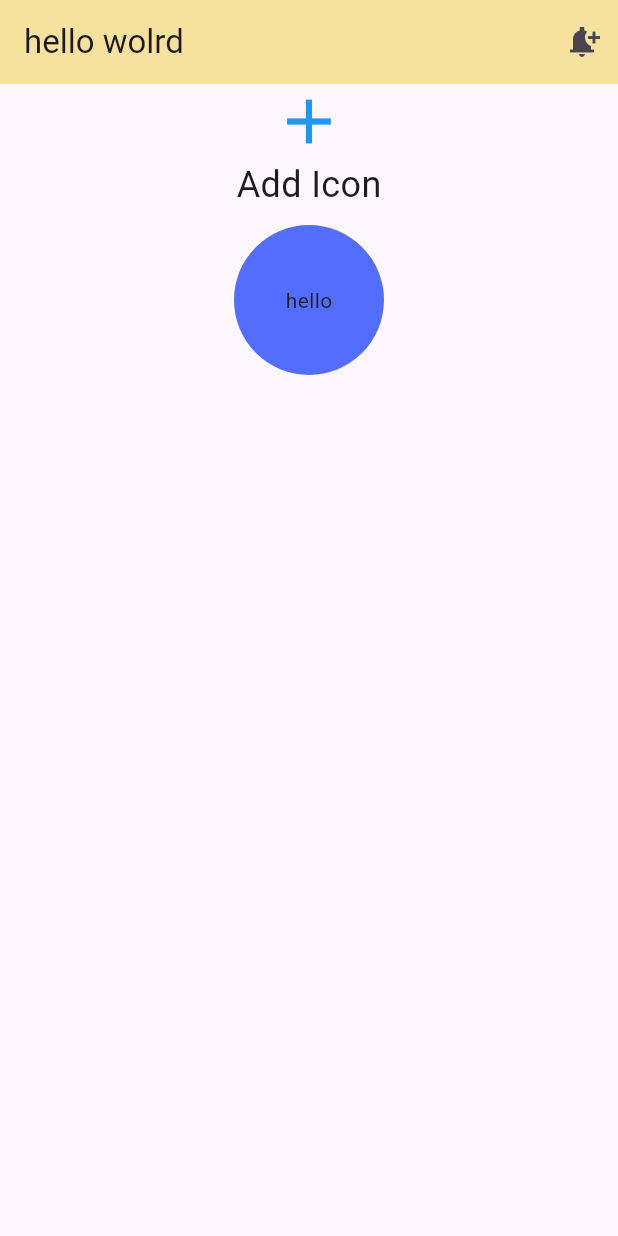
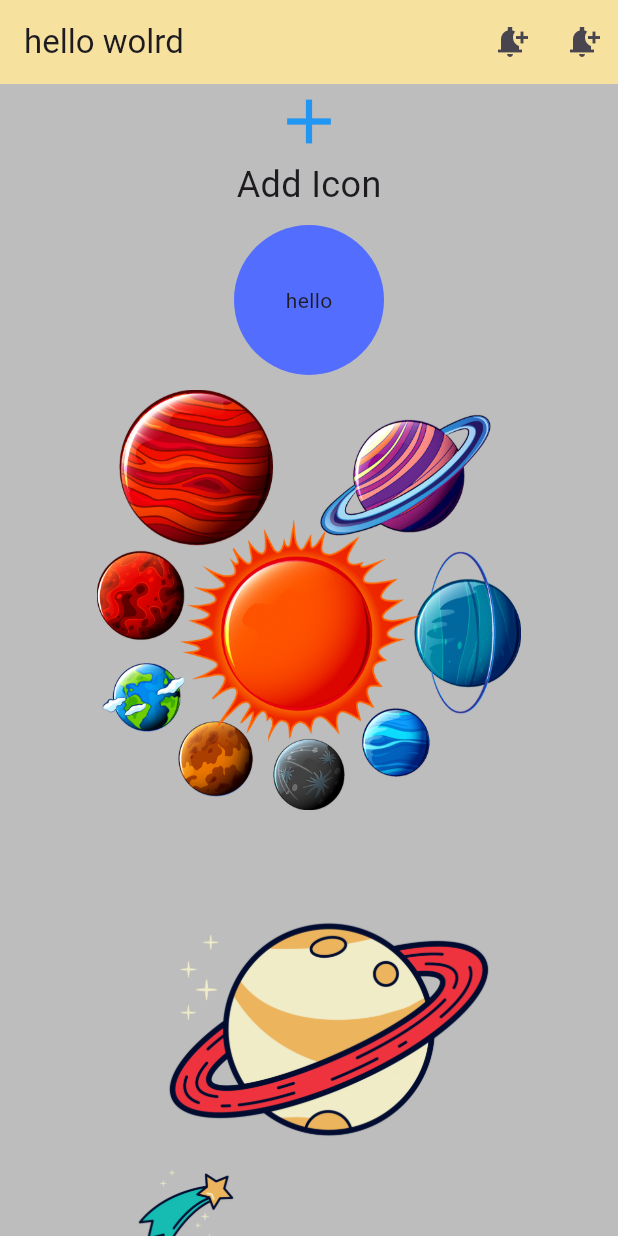
Before and after one commit to Ddasunsandeepa/mobile_app, a Flutter app: the screen it shows after launch, on a phone screen of 412 x 824 dp. Run offline on Flutter 3.47's test engine with Material 3 defaults, Android fonts, the phone set to English and light mode, and no system bars.

```diff
--- a/lib/main.dart
+++ b/lib/main.dart
@@ -12,6 +12,7 @@ class MyApp extends StatelessWidget {
     return MaterialApp(
       title: "new app",
       home: Scaffold(
+          backgroundColor: Colors.black26,
           appBar: AppBar(
             backgroundColor: const Color.fromARGB(255, 247, 225, 159),
             title: const Text("hello wolrd"),
@@ -22,9 +23,16 @@ class MyApp extends StatelessWidget {
                   // Perform an action when the button is pressed
                 },
               ),
+              IconButton(
+                icon: Icon(Icons.notification_add_sharp), // Correct syntax
+                onPressed: () {
+                  // Perform an action when the button is pressed
+                },
+              ),
             ],
           ),
-        body: Column(
+          body: SingleChildScrollView(
+            child: Column(
               mainAxisAlignment: MainAxisAlignment.start, // Centers the content
               children: [
                 const Icon(Icons.add, size: 50, color: Colors.blue),
@@ -39,10 +47,25 @@ class MyApp extends StatelessWidget {
                     margin: const EdgeInsets.all(10),
                     child: Center(child: Text("hello")),
                   ),
+                ),
+                Column(
+                  children: [
+                    Image.asset(
+                      "assets/space1.png",
+                      height: 280,
+                    ),
+                    const SizedBox(
+                      height: 40,
+                    ),
+                    Image.asset(
+                      "assets/space2.png",
+                      height: 280,
+                    )
+                  ],
                 )
               ],
             ),
-      ),
+          )),
     );
   }
 }
--- a/pubspec.yaml
+++ b/pubspec.yaml
@@ -57,9 +57,8 @@ flutter:
   uses-material-design: true
 
   # To add assets to your application, add an assets section, like this:
-  # assets:
-  #   - images/a_dot_burr.jpeg
-  #   - images/a_dot_ham.jpeg
+  assets:
+    - assets/
 
   # An image asset can refer to one or more resolution-specific "variants", see
   # https://flutter.dev/assets-and-images/#resolution-aware
```
Also changed, not shown: assets/space1.png (added), assets/space2.png (added), assets/space3.png (added). Lines whose indentation alone changed are shown as unchanged.
